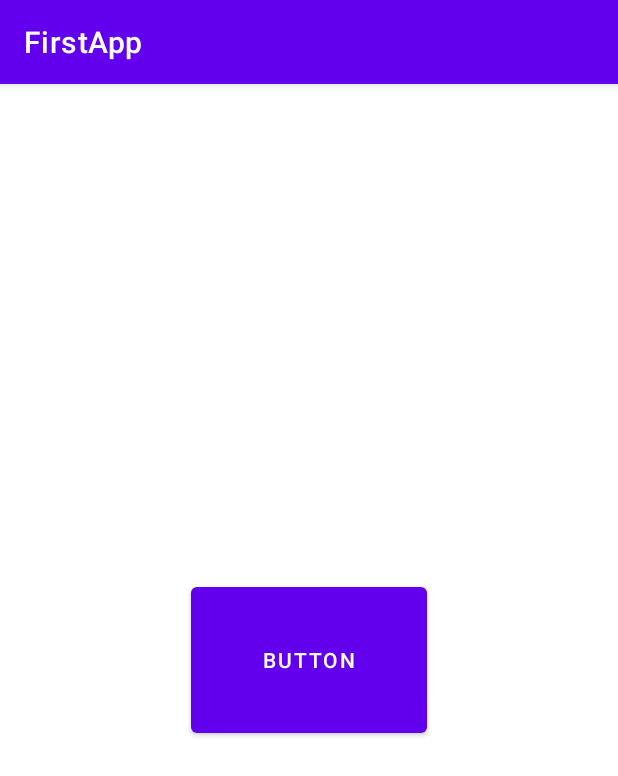
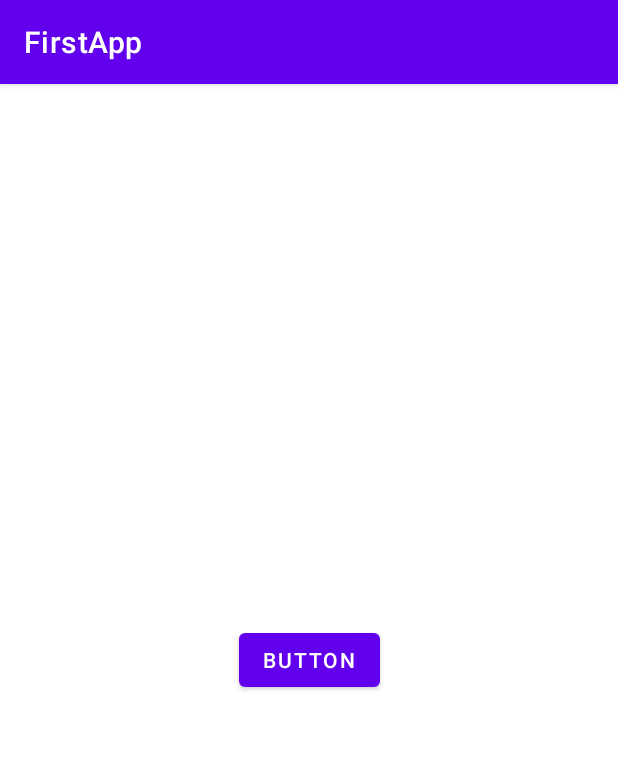
Before and after one commit to BrielOtero/android, an Android app: the screen it shows after launch (MainActivity), on a phone screen of 412 x 824 dp. Shown: the top 776 px of the screen. Run offline under Robolectric (Android 15) with nearby library versions, the phone set to English and light mode, and no system bars.

Commit message:
06/10/2022/11-03PM

```diff
--- a/project-1/app/src/main/java/com/example/firstapp/MainActivity.java
+++ b/project-1/app/src/main/java/com/example/firstapp/MainActivity.java
@@ -21,7 +21,7 @@ public class MainActivity extends AppCompatActivity {
     }
 
     @Override
-    protected void onResume() {
+                                                                 protected void onResume() {
         super.onResume();
         Log.i(TAG,"Test");
     }
--- a/project-1/app/src/main/res/layout/activity_main.xml
+++ b/project-1/app/src/main/res/layout/activity_main.xml
@@ -17,9 +17,9 @@
         app:layout_constraintTop_toTopOf="parent" />
 
     <Button
-        android:id="@+id/button2"
-        android:layout_width="157dp"
-        android:layout_height="109dp"
+        android:id="@+id/button"
+        android:layout_width="wrap_content"
+        android:layout_height="wrap_content"
         android:text="Button"
         app:layout_constraintBottom_toBottomOf="parent"
         app:layout_constraintEnd_toEndOf="parent"
```
